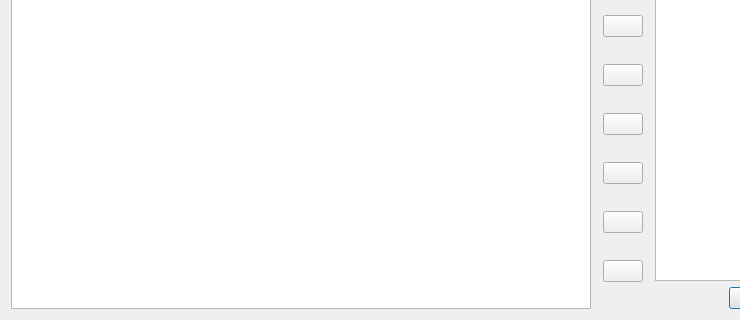
First picture: the form in source/customgitactions.ui, repository Rolloke/GUI-Apps, before the edit; both pictures show x 0 to 740 and y 121 to 441 of the 906 by 441 pixel window.
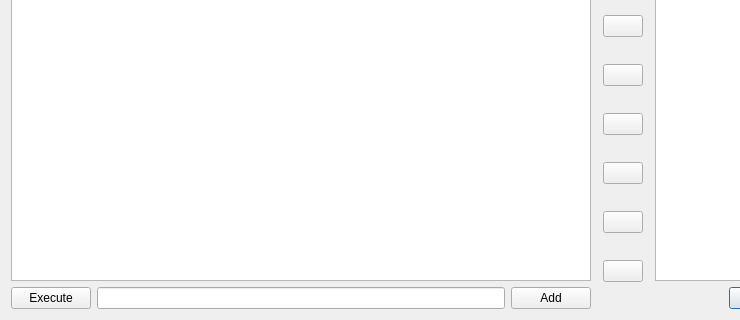
Second picture: the form after the edit. Icons and pictures are not drawn.

Commit message: custom command open file

```diff
--- a/source/customgitactions.ui
+++ b/source/customgitactions.ui
@@ -28,6 +28,8 @@
   </property>
   <layout class="QHBoxLayout" name="horizontalLayout">
    <item>
+    <layout class="QVBoxLayout" name="verticalLayout_3">
+     <item>
     <widget class="QTableView" name="tableViewActions">
      <property name="toolTip">
       <string>&lt;html&gt;&lt;head/&gt;&lt;body&gt;&lt;p&gt;List of custom commands&lt;br/&gt;Click &amp;quot;Whats This help&amp;quot; &lt;img src=&quot;://resource/24X24/dialog-question.png&quot; style=&quot;vertical-align:middle&quot;/&gt; &lt;/p&gt;&lt;/body&gt;&lt;/html&gt;</string>
@@ -95,6 +97,42 @@
       <bool>false</bool>
      </attribute>
     </widget>
+     </item>
+     <item>
+      <layout class="QHBoxLayout" name="horizontalLayout_2">
+       <property name="bottomMargin">
+        <number>0</number>
+       </property>
+       <item>
+        <widget class="QPushButton" name="btnExecute">
+         <property name="toolTip">
+          <string>Execute command</string>
+         </property>
+         <property name="text">
+          <string>Execute</string>
+         </property>
+        </widget>
+       </item>
+       <item>
+        <widget class="QLineEdit" name="edtCommand">
+         <property name="toolTip">
+          <string>Enter command to execute</string>
+         </property>
+        </widget>
+       </item>
+       <item>
+        <widget class="QPushButton" name="btnAddCommand">
+         <property name="toolTip">
+          <string>Add command to command table</string>
+         </property>
+         <property name="text">
+          <string>Add</string>
+         </property>
+        </widget>
+       </item>
+      </layout>
+     </item>
+    </layout>
    </item>
    <item>
     <layout class="QVBoxLayout" name="verticalLayout">
```
Lines whose indentation alone changed are shown as unchanged. The commit also changes 10 other files.
